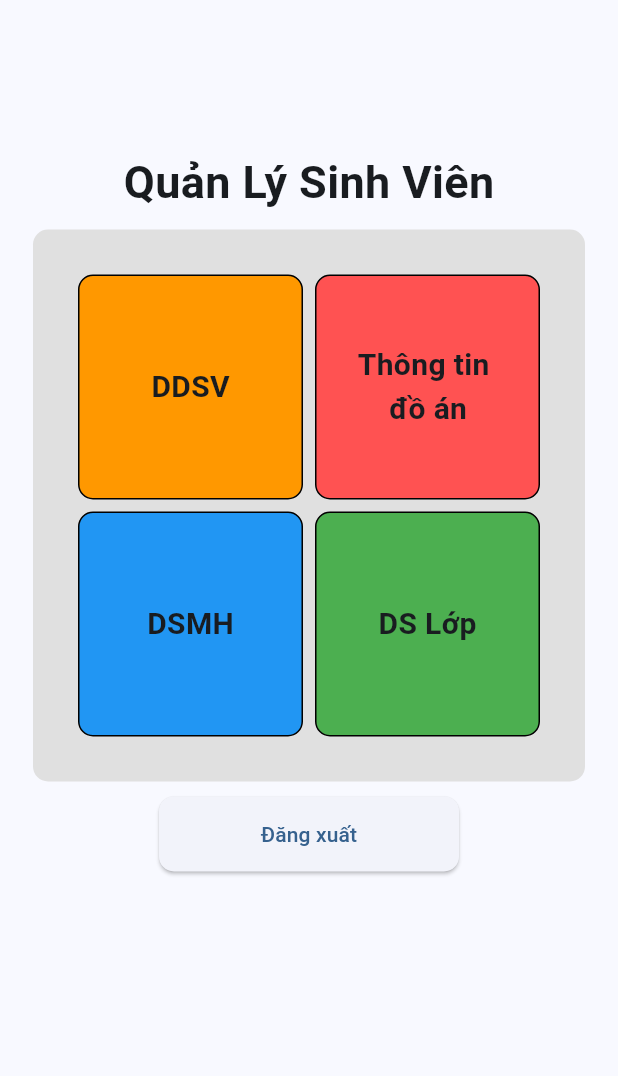
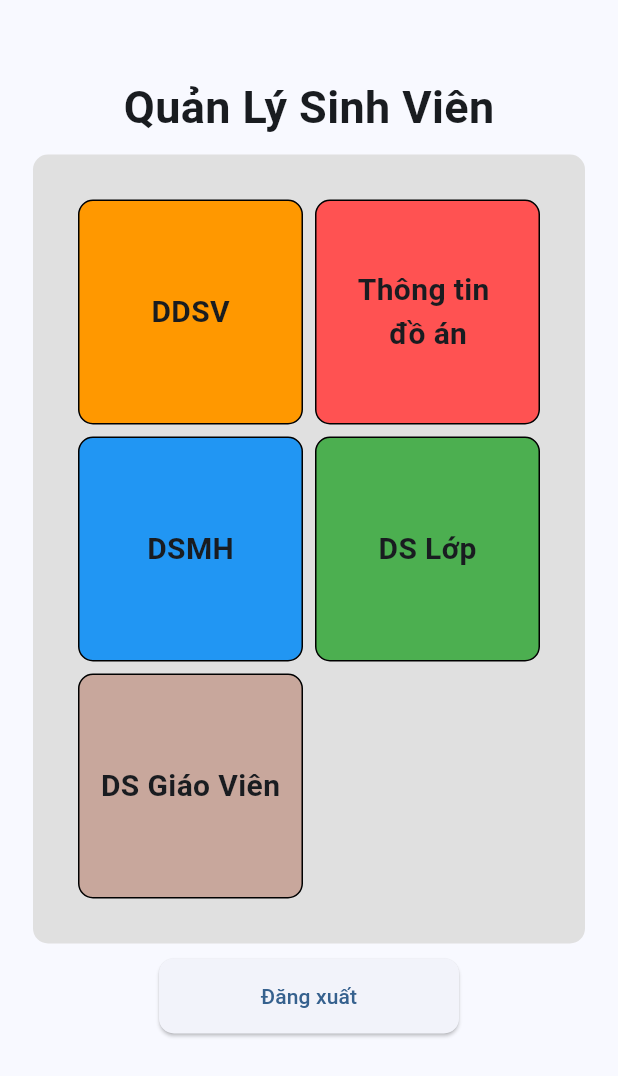
Before and after one commit to Khoitranzero/flutterProject, a Flutter app: the AdminHomePage screen opened directly, on a phone screen of 412 x 824 dp. Shown: the top 1076 px of the screen. Run offline on Flutter 3.47's test engine with Material 3 defaults, Android fonts, the phone set to English and light mode, and no system bars; our stand-ins replace flutter_secure_storage; accounts and stored records are empty.

Commit message:
update adminHomePage

```diff
--- a/lib/screens/adminHome_page.dart
+++ b/lib/screens/adminHome_page.dart
@@ -35,7 +35,7 @@
     return Scaffold(
       body: Column(
         children: <Widget>[
-          const SizedBox(height: 100),
+          const SizedBox(height: 50),
           Text(
             "Quản Lý Sinh Viên",
             style: TextStyle(fontSize: 30, fontWeight: FontWeight.bold),
@@ -89,7 +89,17 @@
                                   context,
                                   MaterialPageRoute(
                                       builder: (context) => ClassList()))
-                            })
+                            }),
+                    HomeItem(
+                        title: "DS Giáo Viên",
+                        backgroundColor:
+                            const Color.fromARGB(255, 200, 167, 156),
+                        onPress: () => {
+                              Navigator.push(
+                                  context,
+                                  MaterialPageRoute(
+                                      builder: (context) => ClassList()))
+                            }),
                   ],
                 ),
               ),
```
